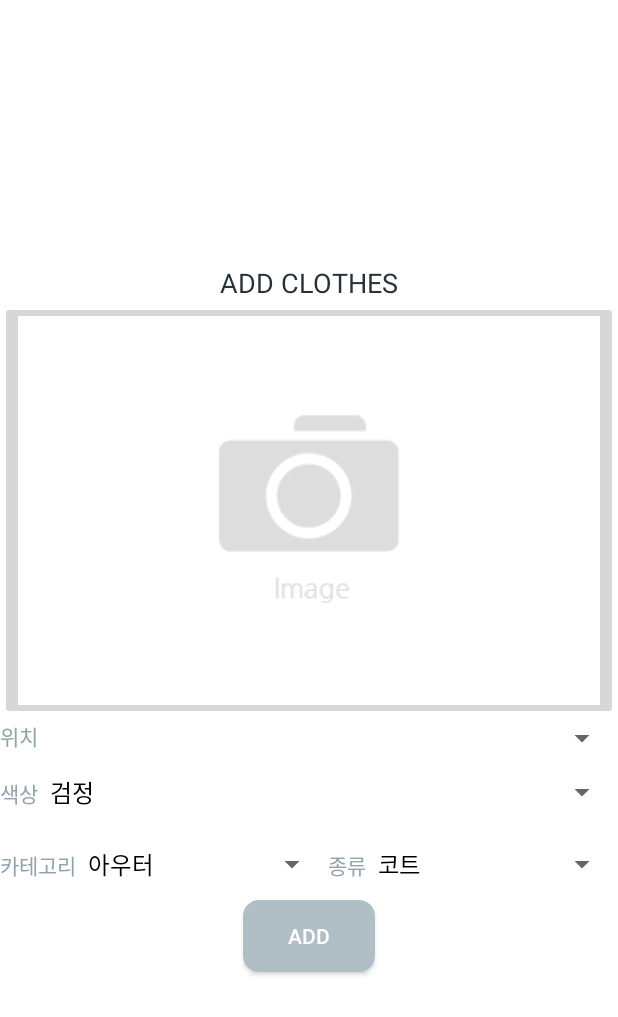
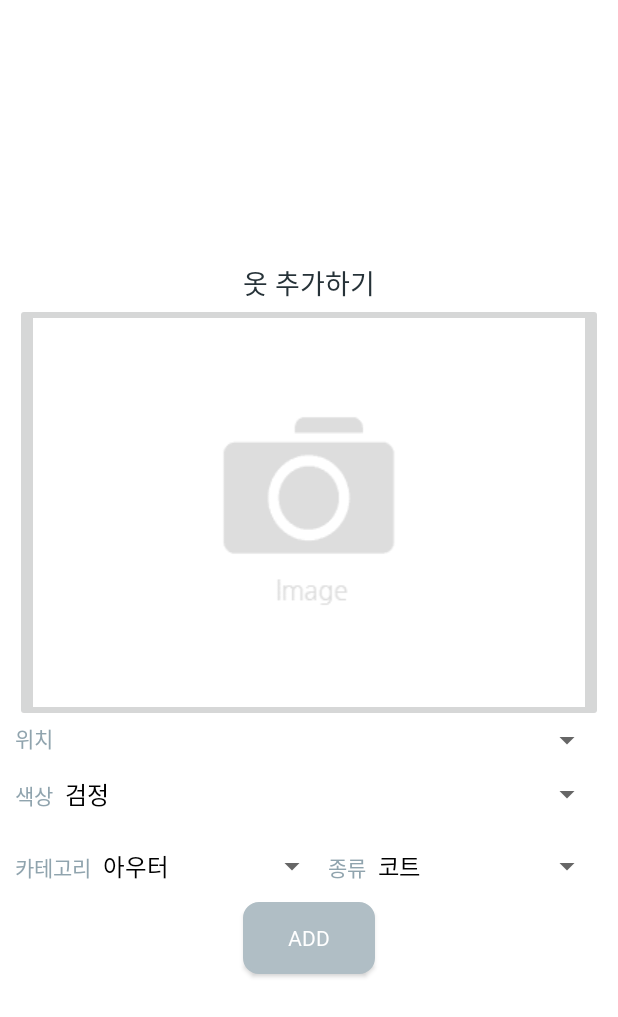
Before and after one commit to ljiho222/MyCloset, an Android app: the Add_New screen opened directly, with no data from a screen before it, on a phone screen of 412 x 824 dp. Shown: the top 1017 px of the screen. Run offline under Robolectric (Android 15) with nearby library versions, the phone set to English and light mode, and no system bars; our stand-ins replace Firebase (no records; nobody signed in at launch, a user with empty details on screens opened directly); pictures from the network do not load; 2 statements that could not run were skipped.

Commit message:
//폰트 작업 및 색상 변경 2차

```diff
--- a/app/src/main/res/layout/activity_add_closet.xml
+++ b/app/src/main/res/layout/activity_add_closet.xml
@@ -16,7 +16,7 @@
         android:layout_width="match_parent"
         android:layout_height="wrap_content"
         android:textSize="24dp"
-        android:text="SELECT THE TYPE"
+        android:text="옷장 형태 선택"
         android:fontFamily="@font/wemakepricesemibold"
         android:gravity="center"
         android:textColor="@color/colorText"
--- a/app/src/main/res/layout/activity_add_new.xml
+++ b/app/src/main/res/layout/activity_add_new.xml
@@ -9,26 +9,32 @@
     <TextView
         android:layout_width="wrap_content"
         android:layout_height="wrap_content"
-        android:text="ADD CLOTHES"
+        android:text="옷 추가하기"
         android:textSize="18dp"
         android:textColor="@color/colorText"
+        android:fontFamily="@font/wemakepricebold"
         android:layout_gravity="center"/>
 
     <ImageButton
         android:id="@+id/imgbtn"
         android:layout_width="match_parent"
         android:layout_height="wrap_content"
+        android:layout_marginRight="10dp"
+        android:layout_marginLeft="10dp"
         android:scaleType="fitXY"
         android:src="@drawable/no_image" />
 
     <LinearLayout
         android:layout_width="match_parent"
         android:layout_height="wrap_content"
-        android:orientation="horizontal">
+        android:orientation="horizontal"
+        android:layout_marginRight="10dp"
+        android:layout_marginLeft="10dp">
         <TextView
             android:layout_width="wrap_content"
             android:layout_height="wrap_content"
             android:text="위치"
+            android:fontFamily="@font/wemakepricesemibold"
             android:textColor="@color/colorHintText"/>
         <Spinner
             android:id="@+id/location_spinner"
@@ -39,11 +45,14 @@
     <LinearLayout
         android:layout_width="match_parent"
         android:layout_height="wrap_content"
-        android:orientation="horizontal">
+        android:orientation="horizontal"
+        android:layout_marginRight="10dp"
+        android:layout_marginLeft="10dp">
         <TextView
             android:layout_width="wrap_content"
             android:layout_height="wrap_content"
             android:text="색상"
+            android:fontFamily="@font/wemakepricesemibold"
             android:textColor="@color/colorHintText"/>
         <Spinner
             android:id="@+id/color_spinner"
@@ -55,11 +64,14 @@
     <LinearLayout
         android:layout_width="match_parent"
         android:layout_height="wrap_content"
-        android:orientation="horizontal">
+        android:orientation="horizontal"
+        android:layout_marginRight="10dp"
+        android:layout_marginLeft="10dp">
         <TextView
             android:layout_width="wrap_content"
             android:layout_height="wrap_content"
             android:text="카테고리"
+            android:fontFamily="@font/wemakepricesemibold"
             android:textColor="@color/colorHintText"/>
         <Spinner
             android:id="@+id/type_spinner"
@@ -71,6 +83,7 @@
             android:layout_width="wrap_content"
             android:layout_height="wrap_content"
             android:text="종류"
+            android:fontFamily="@font/wemakepricesemibold"
             android:textColor="@color/colorHintText"/>
         <Spinner
             android:id="@+id/sub_spinner"
@@ -85,6 +98,7 @@
         android:layout_height="wrap_content"
         android:background="@drawable/round_btn"
         android:textColor="@color/colorBackground"
+        android:fontFamily="@font/wemakepricebold"
         android:text="ADD"/>
 
 </LinearLayout>
--- a/app/src/main/res/layout/activity_closet.xml
+++ b/app/src/main/res/layout/activity_closet.xml
@@ -12,6 +12,9 @@
             android:id="@+id/cls_name"
             android:layout_width="wrap_content"
             android:layout_height="wrap_content"
+            android:fontFamily="@font/wemakepricesemibold"
+            android:textSize="18dp"
+            android:layout_marginLeft="10dp"
             android:text="옷장이름"/>
         <View
             android:layout_width="0dp"
--- a/app/src/main/res/layout/closetpage.xml
+++ b/app/src/main/res/layout/closetpage.xml
@@ -12,7 +12,7 @@
         android:layout_gravity="center"
         android:textSize="20dp"
         android:fontFamily="@font/wemakepricebold"
-        android:paddingTop="8dp"
+        android:paddingTop="12dp"
         />
     <ImageView
         android:id="@+id/imageView"
--- a/app/src/main/res/values/strings.xml
+++ b/app/src/main/res/values/strings.xml
@@ -1,3 +1,3 @@
 <resources>
-    <string name="app_name">My_Closet</string>
+    <string name="app_name">SMART CARRIER</string>
 </resources>
```
Also changed, not shown: app/src/main/res/layout/activity_search.xml (+9 -2 lines), app/src/main/res/layout/activity_style.xml (+7 -0 lines), app/src/main/res/layout/list_closet.xml (+8 -0 lines).
